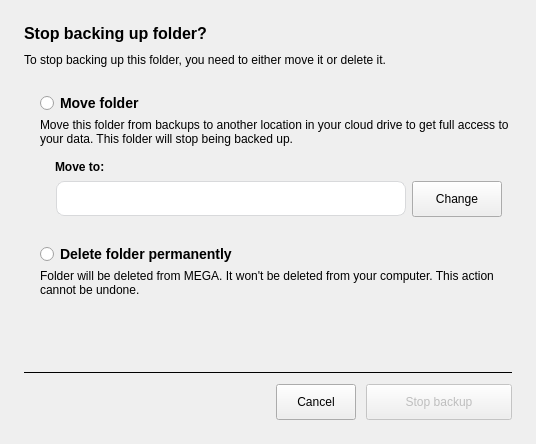
This is src/MEGASync/gui/ui/RemoveBackupDialog.ui in meganz/MEGAsync as Qt 5 draws it before an edit. The edited form follows.
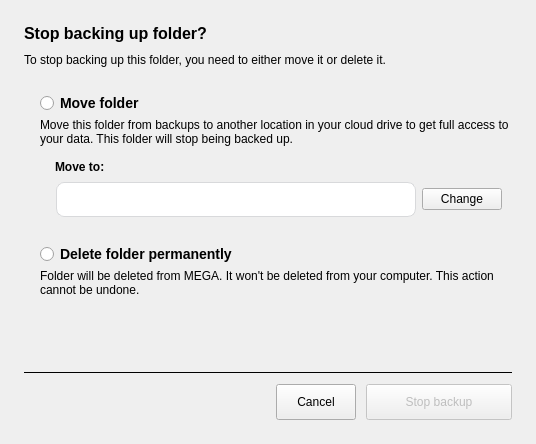
This is the edited form. Icons and pictures are not drawn.

Commit message: SNC-5667: Update widgets on secondary button and theming.

```diff
--- a/src/MEGASync/gui/ui/RemoveBackupDialog.ui
+++ b/src/MEGASync/gui/ui/RemoveBackupDialog.ui
@@ -214,14 +214,14 @@
            <widget class="QPushButton" name="bChange">
             <property name="minimumSize">
              <size>
-              <width>90</width>
-              <height>36</height>
+              <width>0</width>
+              <height>0</height>
              </size>
             </property>
             <property name="maximumSize">
              <size>
               <width>16777215</width>
-              <height>36</height>
+              <height>16777215</height>
              </size>
             </property>
             <property name="cursor">
```
The commit also changes 3 other files.
